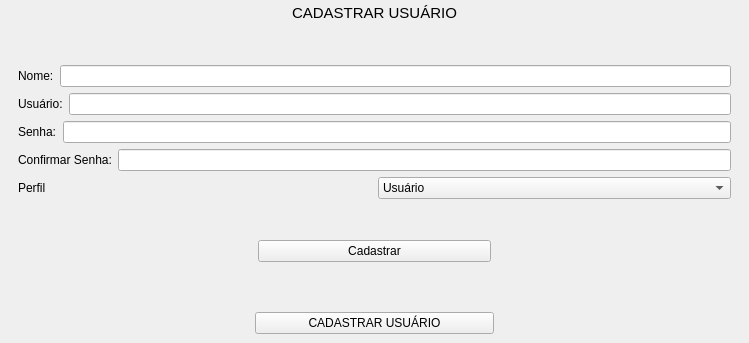
This is main.ui in madudasousa/DashFy as Qt 5 draws it before an edit; both pictures show x 0 to 749 and y 198 to 541 of the 749 by 541 pixel window. The edited form follows.
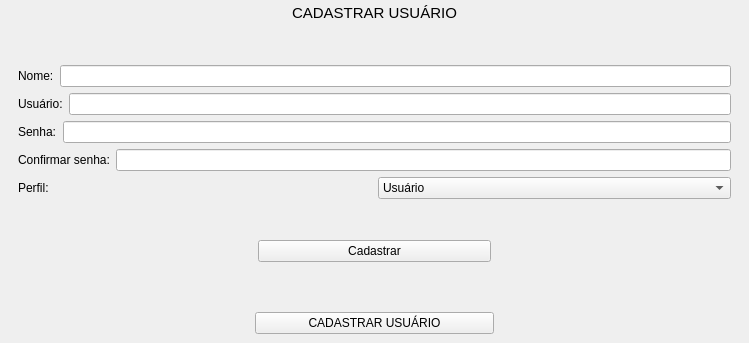
This is the edited form. The open tabs and pages were chosen to show the change.

The edit to the form file:
```diff
--- a/main.ui
+++ b/main.ui
@@ -214,14 +214,18 @@
         <item>
          <layout class="QHBoxLayout" name="horizontalLayout_7">
           <item>
-           <widget class="QLabel" name="txt_senha">
+           <widget class="QLabel" name="label_senha">
             <property name="text">
              <string>Senha:</string>
             </property>
            </widget>
           </item>
           <item>
-           <widget class="QLineEdit" name="lineEdit_3"/>
+           <widget class="QLineEdit" name="txt_senha">
+            <property name="echoMode">
+             <enum>QLineEdit::Password</enum>
+            </property>
+           </widget>
           </item>
          </layout>
         </item>
@@ -230,12 +234,16 @@
           <item>
            <widget class="QLabel" name="label_10">
             <property name="text">
-             <string>Confirmar Senha:</string>
+             <string>Confirmar senha:</string>
             </property>
            </widget>
           </item>
           <item>
-           <widget class="QLineEdit" name="txt_senha2"/>
+           <widget class="QLineEdit" name="txt_senha2">
+            <property name="echoMode">
+             <enum>QLineEdit::Password</enum>
+            </property>
+           </widget>
           </item>
          </layout>
         </item>
@@ -244,7 +252,7 @@
           <item>
            <widget class="QLabel" name="label_11">
             <property name="text">
-             <string>Perfil</string>
+             <string>Perfil:</string>
             </property>
            </widget>
           </item>
```
Left out of the diff: 4 changed lines with no effect on the pictures.
